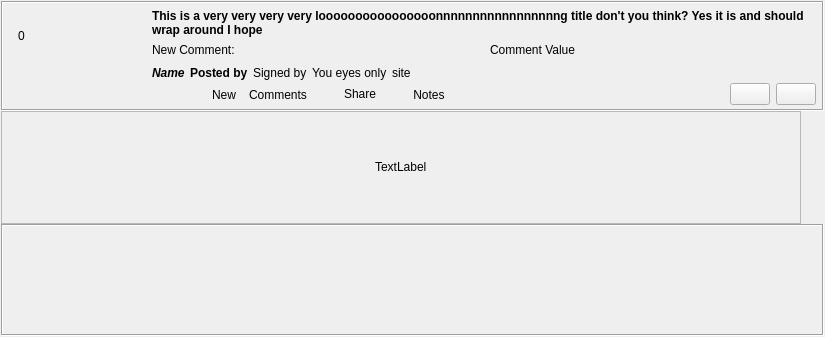
This is retroshare-gui/src/gui/Posted/PostedItem.ui in RetroShare/RetroShare as Qt 5 draws it before an edit. The edited form follows.
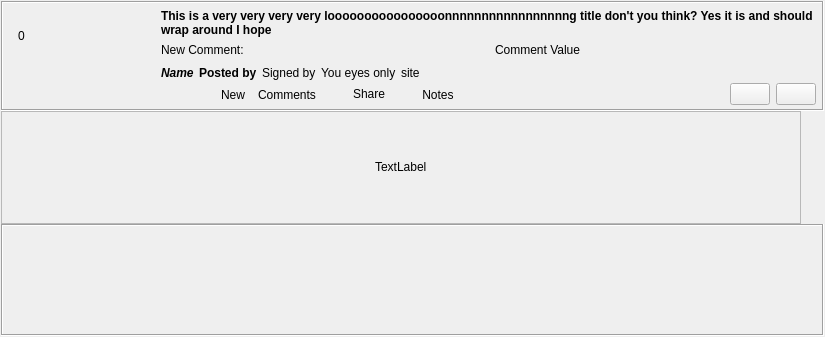
This is the edited form. Icons and pictures are not drawn. Custom widgets are drawn as their Qt base class.

Commit message:
Hide title label for comments feeds
* Hide Title label for comments feeds
* Hide Vote frame for boards feed

```diff
--- a/retroshare-gui/src/gui/Posted/PostedItem.ui
+++ b/retroshare-gui/src/gui/Posted/PostedItem.ui
@@ -184,6 +184,9 @@
       </item>
       <item row="0" column="1" rowspan="2">
        <layout class="QVBoxLayout" name="verticalLayout_3">
+        <property name="leftMargin">
+         <number>9</number>
+        </property>
         <property name="topMargin">
          <number>6</number>
         </property>
```
The commit also changes 3 other files.
